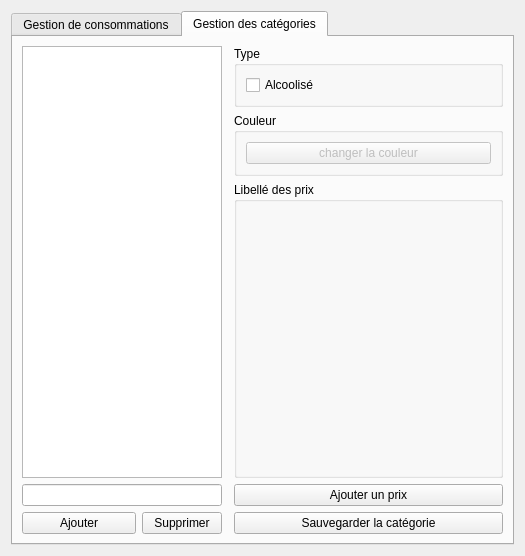
This is application/ui/consumptionmanagment.ui in nils-van-zuijlen/Enibar as Qt 5 draws it before an edit. The edited form follows.
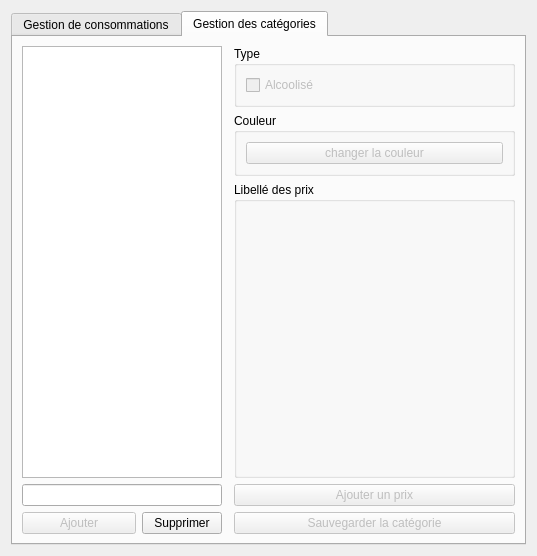
This is the edited form. The open tabs and pages were chosen to show the change. Custom widgets are drawn as their Qt base class.

Commit message:
Input in consumptionManagement
Part of #80

Patch:
```diff
--- a/application/ui/consumptionmanagment.ui
+++ b/application/ui/consumptionmanagment.ui
@@ -6,7 +6,7 @@
    <rect>
     <x>0</x>
     <y>0</y>
-    <width>525</width>
+    <width>537</width>
     <height>556</height>
    </rect>
   </property>
@@ -234,6 +234,9 @@
       <layout class="QGridLayout" name="gridLayout_3">
        <item row="6" column="2">
         <widget class="QPushButton" name="button_cat_save">
+         <property name="enabled">
+          <bool>false</bool>
+         </property>
          <property name="text">
           <string>Sauvegarder la catégorie</string>
          </property>
@@ -241,6 +244,9 @@
        </item>
        <item row="5" column="2">
         <widget class="QPushButton" name="button_cat_price">
+         <property name="enabled">
+          <bool>false</bool>
+         </property>
          <property name="text">
           <string>Ajouter un prix</string>
          </property>
@@ -327,6 +333,9 @@
           </property>
           <item>
            <widget class="QPushButton" name="button_cat_add">
+            <property name="enabled">
+             <bool>false</bool>
+            </property>
             <property name="sizePolicy">
              <sizepolicy hsizetype="Expanding" vsizetype="Fixed">
               <horstretch>1</horstretch>
@@ -475,6 +484,9 @@
           </property>
           <item>
            <widget class="QCheckBox" name="checkbox_alcoholic">
+            <property name="enabled">
+             <bool>false</bool>
+            </property>
             <property name="text">
              <string>Alcoolisé</string>
             </property>
@@ -537,6 +549,11 @@
    <extends>QTreeWidget</extends>
    <header>gui/consumptionmanagment</header>
   </customwidget>
+  <customwidget>
+   <class>Input</class>
+   <extends>QLineEdit</extends>
+   <header>gui.input</header>
+  </customwidget>
  </customwidgets>
  <resources/>
  <connections>
```
Left out of the diff: 57 changed lines with no effect on the pictures. The commit also changes 1 other file.
